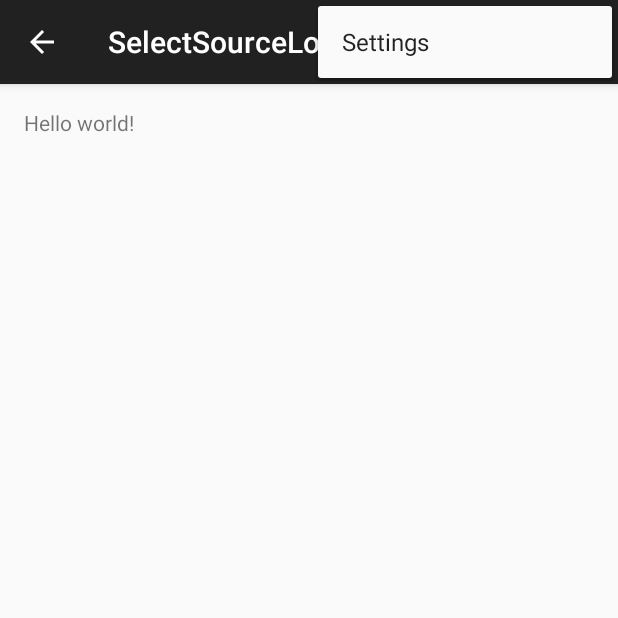
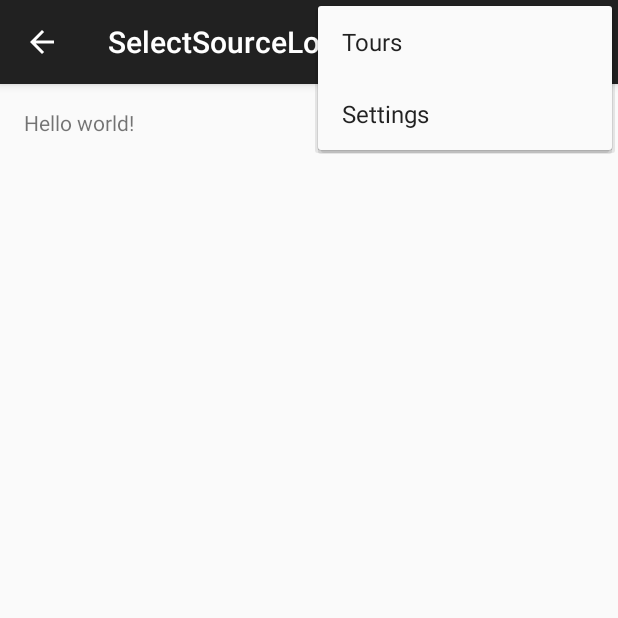
Before and after one commit to github4bme/wayfinding-osu-capstone, an Android app: the SelectSourceLocation screen opened directly, with no data from a screen before it, with the options menu open, on a phone screen of 412 x 824 dp, the top half of it. Run offline under Robolectric (Android 15) with nearby library versions, the light colour scheme and no system bars.

Commit message:
Added compatibility for ari/josh's activities

```diff
--- a/app/src/main/res/menu/menu_select_source_location.xml
+++ b/app/src/main/res/menu/menu_select_source_location.xml
@@ -2,6 +2,17 @@
     xmlns:app="http://schemas.android.com/apk/res-auto"
     xmlns:tools="http://schemas.android.com/tools"
     tools:context="com.osucse.wayfinding_osu_capstone.SelectSourceLocation">
-    <item android:id="@+id/action_settings" android:title="@string/action_settings"
-        android:orderInCategory="100" app:showAsAction="never" />
+
+    <item
+        android:id="@+id/action_tours"
+        android:title="@string/action_bar_tours"
+        android:orderInCategory="1"
+        app:showAsAction="never" />
+
+    <item
+        android:id="@+id/action_settings"
+        android:title="@string/action_bar_settings"
+        android:orderInCategory="2"
+        app:showAsAction="never" />
+
 </menu>
```
Also changed, not shown: app/src/main/java/com/osucse/wayfinding_osu_capstone/Selection.java (+31 -13 lines), app/src/main/res/menu/menu_select_tour.xml (+13 -2 lines), app/src/main/res/menu/menu_selection.xml (+16 -2 lines), app/src/main/res/menu/menu_settings.xml (+13 -2 lines).
